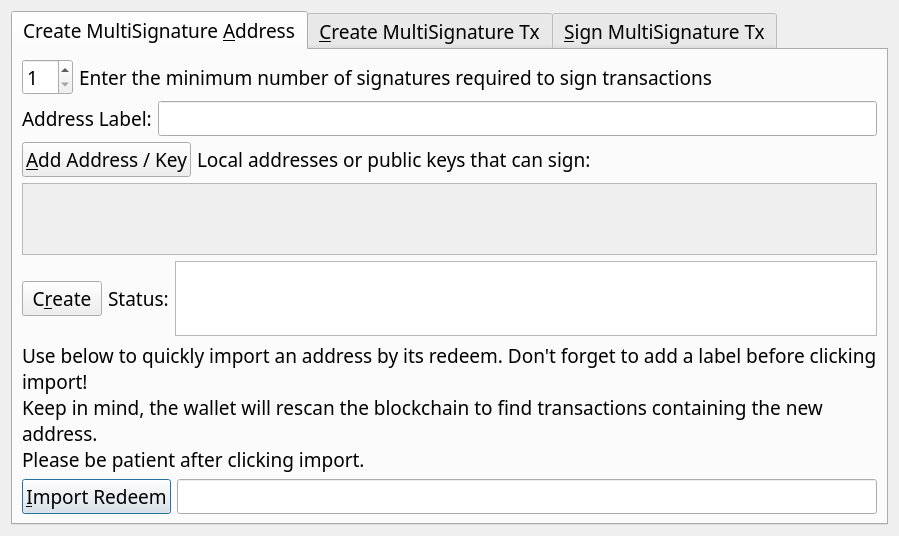
Qt form src/qt/forms/multisigdialog.ui (nyerium-core/nyerium) before a commit.
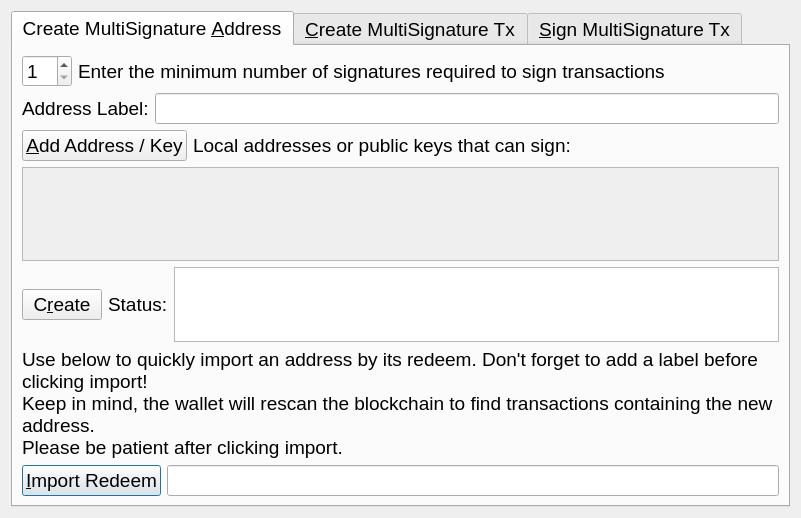
The same form after that commit. The open tabs and pages were chosen to show the change. Icons and pictures are not drawn.

```diff
--- a/src/qt/forms/multisigdialog.ui
+++ b/src/qt/forms/multisigdialog.ui
@@ -18,7 +18,7 @@
   </property>
   <property name="font">
    <font>
-    <family>Ara Hamah 1982</family>
+    
     <pointsize>14</pointsize>
    </font>
   </property>
@@ -29,8 +29,7 @@
    <item>
     <widget class="QTabWidget" name="multisigTabWidget">
      <property name="font">
-      <font>
-       <family>Ara Hamah 1982</family>
+   <font>
        <pointsize>14</pointsize>
       </font>
      </property>
@@ -66,7 +65,7 @@
            </property>
            <property name="font">
             <font>
-             <family>Ara Hamah 1982</family>
+             
              <pointsize>14</pointsize>
             </font>
            </property>
@@ -88,7 +87,7 @@
           <widget class="QLabel" name="enterMLabel">
            <property name="font">
             <font>
-             <family>Ara Hamah 1982</family>
+             
              <pointsize>14</pointsize>
             </font>
            </property>
@@ -105,7 +104,7 @@
           <widget class="QLabel" name="addressLableLabel">
            <property name="font">
             <font>
-             <family>Ara Hamah 1982</family>
+             
              <pointsize>14</pointsize>
             </font>
            </property>
@@ -118,7 +117,7 @@
           <widget class="QLineEdit" name="multisigAddressLabel">
            <property name="font">
             <font>
-             <family>Ara Hamah 1982</family>
+             
              <pointsize>14</pointsize>
             </font>
            </property>
@@ -132,7 +131,7 @@
           <widget class="QPushButton" name="addAddressButton">
            <property name="font">
             <font>
-             <family>Ara Hamah 1982</family>
+             
              <pointsize>14</pointsize>
             </font>
            </property>
@@ -161,7 +160,7 @@
            </property>
            <property name="font">
             <font>
-             <family>Ara Hamah 1982</family>
+             
              <pointsize>14</pointsize>
             </font>
            </property>
@@ -174,7 +173,7 @@
           <spacer name="addAddressSpacer_2">
            <property name="font">
             <font>
-             <family>Ara Hamah 1982</family>
+             
              <pointsize>14</pointsize>
             </font>
            </property>
@@ -201,7 +200,7 @@
          </property>
          <property name="font">
           <font>
-           <family>Ara Hamah 1982</family>
+           
            <pointsize>14</pointsize>
           </font>
          </property>
@@ -225,7 +224,7 @@
             <spacer name="verticalSpacer">
              <property name="font">
               <font>
-               <family>Ara Hamah 1982</family>
+               
                <pointsize>14</pointsize>
               </font>
              </property>
@@ -256,7 +255,7 @@
            </property>
            <property name="font">
             <font>
-             <family>Ara Hamah 1982</family>
+             
              <pointsize>14</pointsize>
             </font>
            </property>
@@ -282,7 +281,7 @@
           <widget class="QLabel" name="label">
            <property name="font">
             <font>
-             <family>Ara Hamah 1982</family>
+             
              <pointsize>14</pointsize>
             </font>
            </property>
@@ -307,7 +306,7 @@
            </property>
            <property name="font">
             <font>
-             <family>Ara Hamah 1982</family>
+             
              <pointsize>14</pointsize>
             </font>
            </property>
@@ -331,7 +330,7 @@
          </property>
          <property name="font">
           <font>
-           <family>Ara Hamah 1982</family>
+           
            <pointsize>14</pointsize>
           </font>
          </property>
@@ -360,7 +359,7 @@
            </property>
            <property name="font">
             <font>
-             <family>Ara Hamah 1982</family>
+             
              <pointsize>14</pointsize>
             </font>
            </property>
@@ -383,7 +382,7 @@
            </property>
            <property name="font">
             <font>
-             <family>Ara Hamah 1982</family>
+             
              <pointsize>14</pointsize>
             </font>
            </property>
```
